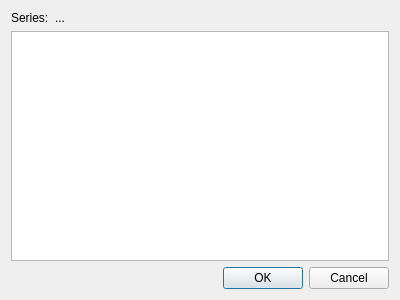
First picture: the form in Utilities/DbOperation/AdjustSplitsDlg.ui, repository wtom76/ML, before the edit.
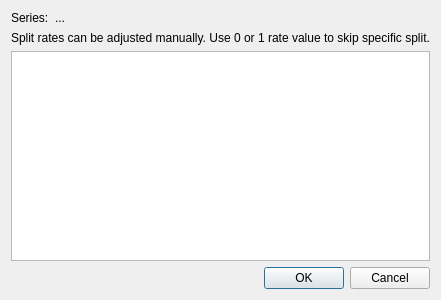
Second picture: the form after the edit.

Diff of the .ui file:
```diff
--- a/Utilities/DbOperation/AdjustSplitsDlg.ui
+++ b/Utilities/DbOperation/AdjustSplitsDlg.ui
@@ -6,7 +6,7 @@
    <rect>
     <x>0</x>
     <y>0</y>
-    <width>400</width>
+    <width>401</width>
     <height>300</height>
    </rect>
   </property>
@@ -33,9 +33,16 @@
     </layout>
    </item>
    <item row="1" column="0" colspan="2">
+    <widget class="QLabel" name="label_2">
+     <property name="text">
+      <string>Split rates can be adjusted manually. Use 0 or 1 rate value to skip specific split.</string>
+     </property>
+    </widget>
+   </item>
+   <item row="2" column="0" colspan="2">
     <widget class="QTableView" name="splits_table_view_"/>
    </item>
-   <item row="2" column="1">
+   <item row="3" column="1">
     <widget class="QDialogButtonBox" name="buttonBox">
      <property name="standardButtons">
       <set>QDialogButtonBox::Cancel|QDialogButtonBox::Ok</set>
```
